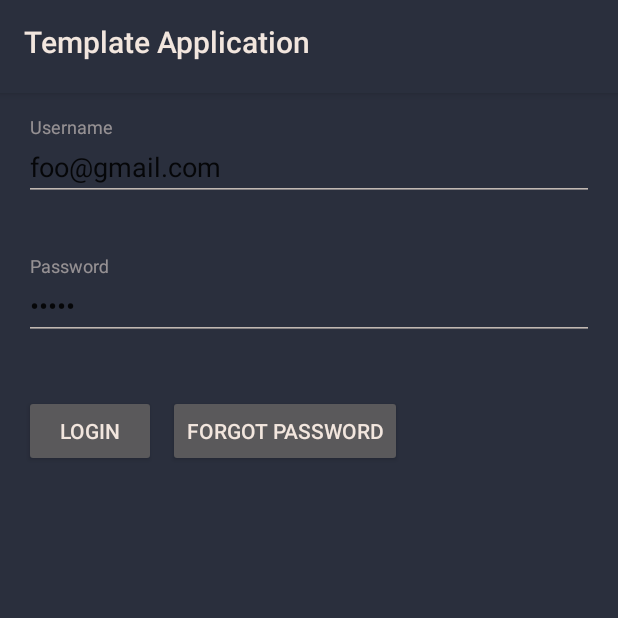
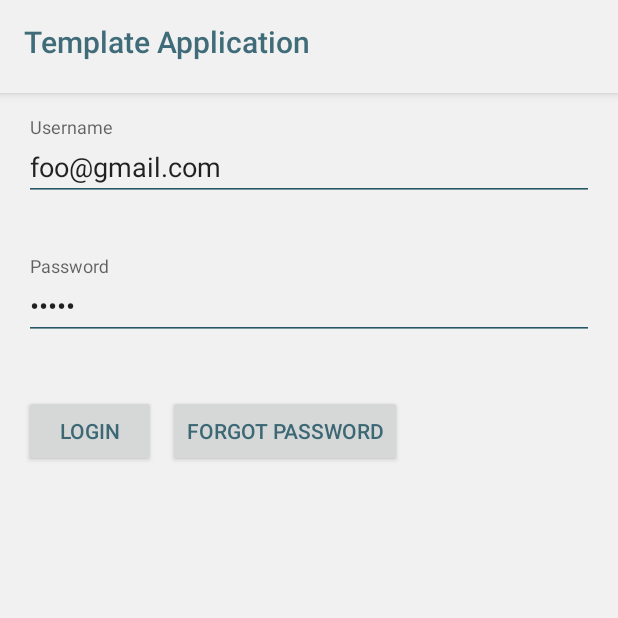
Before and after one commit to whether-jacket/weather-app-2020-android, an Android app: the fragment LoginFragment placed in its activity, on a phone screen of 412 x 824 dp, the top half of it. Run offline under Robolectric (Android 15) with nearby library versions, the phone set to English and light mode, and no system bars; our stand-ins replace RxJava; libraries missing offline, so code that uses them is left out: com.orhanobut.logger; 4 statements that could not run were skipped.

Commit message:
themes touch up

```diff
--- a/app/src/main/java/com/seljabali/templateapplication/BaseFragment.kt
+++ b/app/src/main/java/com/seljabali/templateapplication/BaseFragment.kt
@@ -1,5 +1,6 @@
 package com.seljabali.templateapplication
 
+import android.content.Context
 import android.os.Bundle
 import android.view.View
 import androidx.fragment.app.Fragment
@@ -29,6 +30,8 @@ abstract class BaseFragment : Fragment() {
         Logger.v("${getDisplayTag()} View Destroyed")
     }
 
+    override fun getContext(): Context = activity as Context
+
     private fun getDisplayTag(): String = javaClass.simpleName
 
     protected fun subscribe(disposable: Disposable) {
--- a/app/src/main/java/com/seljabali/templateapplication/ui/HomeActivity.kt
+++ b/app/src/main/java/com/seljabali/templateapplication/ui/HomeActivity.kt
@@ -10,17 +10,14 @@ class HomeActivity : BaseActivity() {
 
     override fun onCreate(savedInstanceState: Bundle?) {
         super.onCreate(savedInstanceState)
-        setTheme(R.style.Theme_Illini)
-//        setTheme(R.style.Theme_Tokyo)
-//        setTheme(R.style.Theme_Droid)
-//        setTheme(R.style.Theme_SeaFoam)
+        setTheme(R.style.Theme_Tokyo)
         setContentView(R.layout.activity_home)
         setSupportActionBar(toolbar)
         showBackButton(false)
         supportFragmentManager.addOnBackStackChangedListener { backStackChangeListener() }
-//        showTestPage()
+        showTestPage()
 //        showLoginPage()
-        showThemePage()
+//        showThemePage()
     }
 
     override fun onSupportNavigateUp(): Boolean {
--- a/app/src/main/java/com/seljabali/templateapplication/utilities/PhoneDevice.kt
+++ b/app/src/main/java/com/seljabali/templateapplication/utilities/PhoneDevice.kt
@@ -16,6 +16,9 @@ object PhoneDevice {
     /**
      *  Bluetooth
      */
+    @JvmStatic
+    fun hasBlueTooth(context: Context): Boolean = context.packageManager.hasSystemFeature(PackageManager.FEATURE_BLUETOOTH)
+
     @JvmStatic
     fun hasBlueToothLowEnergy(context: Context): Boolean = context.packageManager.hasSystemFeature(PackageManager.FEATURE_BLUETOOTH_LE)
 
@@ -46,6 +49,9 @@ object PhoneDevice {
      *  GPS
      */
     @JvmStatic
+    fun hasGPS(context: Context) = context.packageManager.hasSystemFeature(PackageManager.FEATURE_LOCATION_GPS)
+
+    @JvmStatic
     fun hasGPSEnabled(context: Context): Boolean = (context.getSystemService(Context.LOCATION_SERVICE) as LocationManager).isProviderEnabled(LocationManager.GPS_PROVIDER)
 
     /**
--- a/app/src/main/res/values/themes.xml
+++ b/app/src/main/res/values/themes.xml
@@ -14,6 +14,8 @@
     </style>
 
     <style name="Theme.Illini" parent="Theme.AppCompat.NoActionBar">
+        <item name="android:windowIsTranslucent">false</item>
+        <item name="android:windowLightStatusBar" tools:targetApi="m">false</item>
         <!-- General theme colors -->
         <item name="colorPrimary">@color/illiniColorPrimary</item>
         <item name="colorPrimaryDark">@color/illiniColorPrimaryDark</item>
@@ -74,6 +76,9 @@
     </style>
 
     <style name="Theme.Tokyo" parent="Theme.AppCompat.Light.NoActionBar">
+        <item name="android:statusBarColor">@color/tokyoColorNormal</item>
+        <item name="android:windowIsTranslucent">false</item>
+        <item name="android:windowLightStatusBar" tools:targetApi="m">false</item>
         <!-- General theme colors -->
         <item name="colorPrimary">@color/tokyoColorPrimary</item>
         <item name="colorPrimaryDark">@color/tokyoColorPrimaryDark</item>
@@ -83,6 +88,15 @@
         <item name="android:colorBackground">@color/tokyoBackground</item>
         <item name="android:colorForeground">@color/tokyoForeground</item>
         <!-- Text Appearance styles -->
+        <!--<item name="android:textViewStyle">@style/TextViewStyle.Serif</item>-->
+        <!--<item name="android:textColorPrimary">@color/</item>-->
+        <!--<item name="android:textColorSecondary">@color/</item>-->
+        <!--<item name="android:textColorTertiary">@color/</item>-->
+        <!--<item name="android:textColorHint">@color/</item>-->
+        <!--<item name="android:textColorPrimaryInverse">@color/</item>-->
+        <!--<item name="android:textColorSecondaryInverse">@color/</item>-->
+        <!--<item name="android:textColorTertiaryInverse">@color/</item>-->
+        <!--<item name="android:textColorHintInverse">@color/</item>-->
         <item name="android:textColorLink">@color/tokyoTextColorLink</item>
         <item name="android:textColorLinkInverse">@color/tokyoTextColorLinkInverse</item>
         <!-- Custom attributes defined in attrs.xml -->
```
